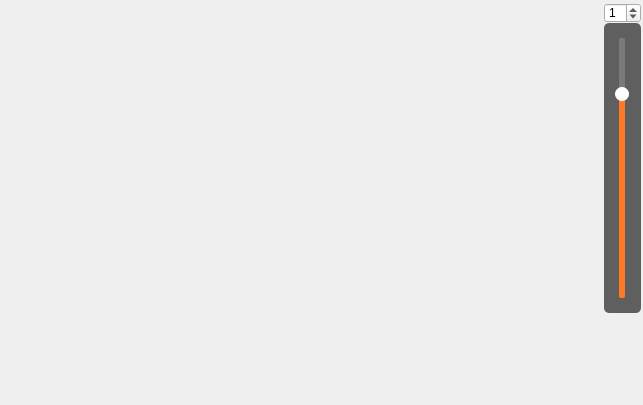
Qt form Tools/INimage3D/vtkcolorgradient.ui (zyq1569/HealthApp) before a commit.
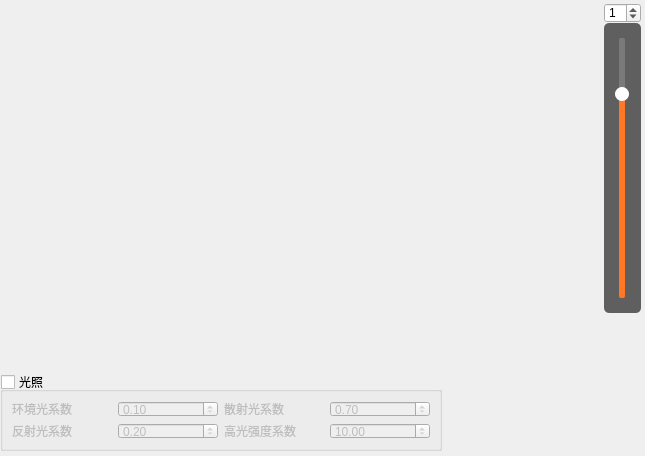
The same form after that commit.

Commit message: fine-tune

Diff of the .ui file:
```diff
--- a/Tools/INimage3D/vtkcolorgradient.ui
+++ b/Tools/INimage3D/vtkcolorgradient.ui
@@ -9,8 +9,8 @@
    <rect>
     <x>0</x>
     <y>0</y>
-    <width>643</width>
-    <height>405</height>
+    <width>645</width>
+    <height>456</height>
    </rect>
   </property>
   <property name="windowTitle">
@@ -130,6 +130,104 @@
     <enum>QSlider::TicksBothSides</enum>
    </property>
   </widget>
+  <widget class="QGroupBox" name="m_shadingGroupBox">
+   <property name="geometry">
+    <rect>
+     <x>0</x>
+     <y>372</y>
+     <width>442</width>
+     <height>79</height>
+    </rect>
+   </property>
+   <property name="title">
+    <string>光照</string>
+   </property>
+   <property name="checkable">
+    <bool>true</bool>
+   </property>
+   <property name="checked">
+    <bool>false</bool>
+   </property>
+   <layout class="QGridLayout" name="gridLayout">
+    <item row="0" column="0">
+     <widget class="QLabel" name="m_ambientCoefficientLabel">
+      <property name="text">
+       <string>环境光系数</string>
+      </property>
+     </widget>
+    </item>
+    <item row="0" column="1">
+     <widget class="QDoubleSpinBox" name="m_ambientCoefficientDoubleSpinBox">
+      <property name="maximum">
+       <double>1.000000000000000</double>
+      </property>
+      <property name="singleStep">
+       <double>0.010000000000000</double>
+      </property>
+      <property name="value">
+       <double>0.100000000000000</double>
+      </property>
+     </widget>
+    </item>
+    <item row="0" column="2">
+     <widget class="QLabel" name="m_diffuseCoefficientLabel">
+      <property name="text">
+       <string>散射光系数</string>
+      </property>
+     </widget>
+    </item>
+    <item row="0" column="3">
+     <widget class="QDoubleSpinBox" name="m_diffuseCoefficientDoubleSpinBox">
+      <property name="maximum">
+       <double>1.000000000000000</double>
+      </property>
+      <property name="singleStep">
+       <double>0.010000000000000</double>
+      </property>
+      <property name="value">
+       <double>0.700000000000000</double>
+      </property>
+     </widget>
+    </item>
+    <item row="1" column="0">
+     <widget class="QLabel" name="m_specularCoefficientLabel">
+      <property name="text">
+       <string>反射光系数</string>
+      </property>
+     </widget>
+    </item>
+    <item row="1" column="1">
+     <widget class="QDoubleSpinBox" name="m_specularCoefficientDoubleSpinBox">
+      <property name="maximum">
+       <double>1.000000000000000</double>
+      </property>
+      <property name="singleStep">
+       <double>0.010000000000000</double>
+      </property>
+      <property name="value">
+       <double>0.200000000000000</double>
+      </property>
+     </widget>
+    </item>
+    <item row="1" column="2">
+     <widget class="QLabel" name="m_specularPowerLabel">
+      <property name="text">
+       <string>高光强度系数</string>
+      </property>
+     </widget>
+    </item>
+    <item row="1" column="3">
+     <widget class="QDoubleSpinBox" name="m_specularPowerDoubleSpinBox">
+      <property name="maximum">
+       <double>128.000000000000000</double>
+      </property>
+      <property name="value">
+       <double>10.000000000000000</double>
+      </property>
+     </widget>
+    </item>
+   </layout>
+  </widget>
  </widget>
  <resources/>
  <connections/>
```
